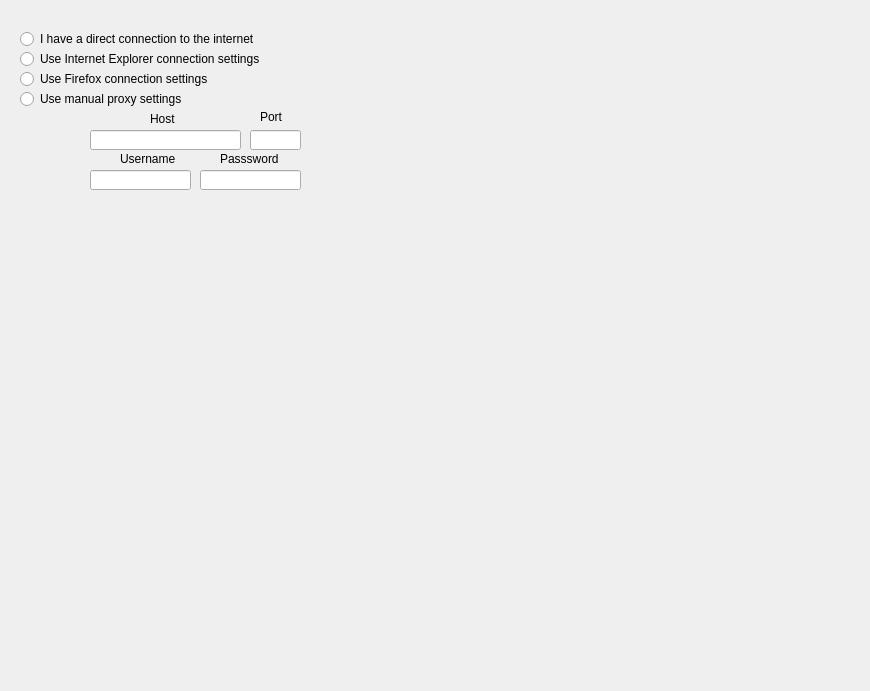
Qt form gui/internetsettingspage.ui (KDE/kdewin-installer) before a commit.
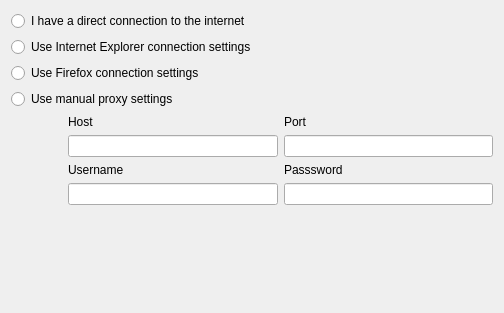
The same form after that commit.

Commit message: give the widgets a layout

Diff of the .ui file:
```diff
--- a/gui/internetsettingspage.ui
+++ b/gui/internetsettingspage.ui
@@ -5,8 +5,8 @@
    <rect>
     <x>0</x>
     <y>0</y>
-    <width>870</width>
-    <height>691</height>
+    <width>504</width>
+    <height>313</height>
    </rect>
   </property>
   <property name="windowTitle" >
@@ -15,153 +15,112 @@
   <property name="statusTip" >
    <string>Choose the proxy type and enter proxy host and port if required.</string>
   </property>
-  <widget class="QLineEdit" name="proxyUserName" >
-   <property name="geometry" >
-    <rect>
-     <x>90</x>
-     <y>170</y>
-     <width>101</width>
-     <height>20</height>
-    </rect>
-   </property>
-  </widget>
-  <widget class="QLabel" name="label_5" >
-   <property name="geometry" >
-    <rect>
-     <x>260</x>
-     <y>110</y>
-     <width>46</width>
-     <height>14</height>
-    </rect>
-   </property>
-   <property name="text" >
-    <string>Port</string>
-   </property>
-  </widget>
+  <layout class="QGridLayout" >
+   <item row="0" column="0" colspan="2" >
   <widget class="QRadioButton" name="proxyOff" >
-   <property name="geometry" >
-    <rect>
-     <x>20</x>
-     <y>30</y>
-     <width>371</width>
-     <height>18</height>
-    </rect>
-   </property>
    <property name="text" >
     <string>I have a direct connection to the internet</string>
    </property>
   </widget>
+   </item>
+   <item row="1" column="0" colspan="2" >
+    <widget class="QRadioButton" name="proxyIE" >
+     <property name="enabled" >
+      <bool>true</bool>
+     </property>
+     <property name="text" >
+      <string>Use Internet Explorer connection settings</string>
+     </property>
+    </widget>
+   </item>
+   <item row="2" column="0" colspan="2" >
+    <widget class="QRadioButton" name="proxyFireFox" >
+     <property name="text" >
+      <string>Use Firefox connection settings</string>
+     </property>
+    </widget>
+   </item>
+   <item row="3" column="0" colspan="2" >
   <widget class="QRadioButton" name="proxyManual" >
-   <property name="geometry" >
-    <rect>
-     <x>20</x>
-     <y>90</y>
-     <width>291</width>
-     <height>18</height>
-    </rect>
-   </property>
    <property name="text" >
     <string>Use manual proxy settings</string>
    </property>
   </widget>
+   </item>
+   <item row="4" column="0" >
+    <spacer>
+     <property name="orientation" >
+      <enum>Qt::Horizontal</enum>
+     </property>
+     <property name="sizeType" >
+      <enum>QSizePolicy::Fixed</enum>
+     </property>
+     <property name="sizeHint" >
+      <size>
+       <width>51</width>
+       <height>20</height>
+      </size>
+     </property>
+    </spacer>
+   </item>
+   <item row="4" column="1" >
+    <layout class="QGridLayout" >
+     <item row="0" column="0" >
   <widget class="QLabel" name="label_4" >
-   <property name="geometry" >
-    <rect>
-     <x>150</x>
-     <y>110</y>
-     <width>51</width>
-     <height>18</height>
-    </rect>
-   </property>
    <property name="text" >
     <string>Host</string>
    </property>
   </widget>
+     </item>
+     <item row="0" column="1" >
+      <widget class="QLabel" name="label_5" >
+       <property name="text" >
+        <string>Port</string>
+       </property>
+      </widget>
+     </item>
+     <item row="1" column="0" >
+      <widget class="QLineEdit" name="proxyHost" />
+     </item>
+     <item row="1" column="1" >
+      <widget class="QLineEdit" name="proxyPort" />
+     </item>
+     <item row="2" column="0" >
   <widget class="QLabel" name="label_9" >
-   <property name="geometry" >
-    <rect>
-     <x>120</x>
-     <y>150</y>
-     <width>71</width>
-     <height>18</height>
-    </rect>
-   </property>
    <property name="text" >
     <string>Username</string>
    </property>
   </widget>
-  <widget class="QRadioButton" name="proxyFireFox" >
-   <property name="geometry" >
-    <rect>
-     <x>20</x>
-     <y>70</y>
-     <width>301</width>
-     <height>18</height>
-    </rect>
-   </property>
-   <property name="text" >
-    <string>Use Firefox connection settings</string>
-   </property>
-  </widget>
+     </item>
+     <item row="2" column="1" >
   <widget class="QLabel" name="label_10" >
-   <property name="geometry" >
-    <rect>
-     <x>220</x>
-     <y>150</y>
-     <width>81</width>
-     <height>18</height>
-    </rect>
-   </property>
    <property name="text" >
     <string>Passsword</string>
    </property>
   </widget>
-  <widget class="QLineEdit" name="proxyPort" >
-   <property name="geometry" >
-    <rect>
-     <x>250</x>
-     <y>130</y>
-     <width>51</width>
-     <height>20</height>
-    </rect>
-   </property>
-  </widget>
-  <widget class="QLineEdit" name="proxyHost" >
-   <property name="geometry" >
-    <rect>
-     <x>90</x>
-     <y>130</y>
-     <width>151</width>
-     <height>20</height>
-    </rect>
-   </property>
-  </widget>
-  <widget class="QLineEdit" name="proxyPassword" >
-   <property name="geometry" >
-    <rect>
-     <x>200</x>
-     <y>170</y>
-     <width>101</width>
-     <height>20</height>
-    </rect>
-   </property>
-  </widget>
-  <widget class="QRadioButton" name="proxyIE" >
-   <property name="enabled" >
-    <bool>true</bool>
-   </property>
-   <property name="geometry" >
-    <rect>
-     <x>20</x>
-     <y>50</y>
-     <width>341</width>
-     <height>18</height>
-    </rect>
-   </property>
-   <property name="text" >
-    <string>Use Internet Explorer connection settings</string>
-   </property>
-  </widget>
+     </item>
+     <item row="3" column="0" >
+      <widget class="QLineEdit" name="proxyUserName" />
+     </item>
+     <item row="3" column="1" >
+      <widget class="QLineEdit" name="proxyPassword" />
+     </item>
+    </layout>
+   </item>
+   <item row="5" column="1" >
+    <spacer>
+     <property name="orientation" >
+      <enum>Qt::Vertical</enum>
+     </property>
+     <property name="sizeHint" >
+      <size>
+       <width>20</width>
+       <height>40</height>
+      </size>
+     </property>
+    </spacer>
+   </item>
+  </layout>
  </widget>
  <resources/>
  <connections/>
```
Lines whose indentation alone changed are shown as unchanged. The commit also changes 7 other files.
